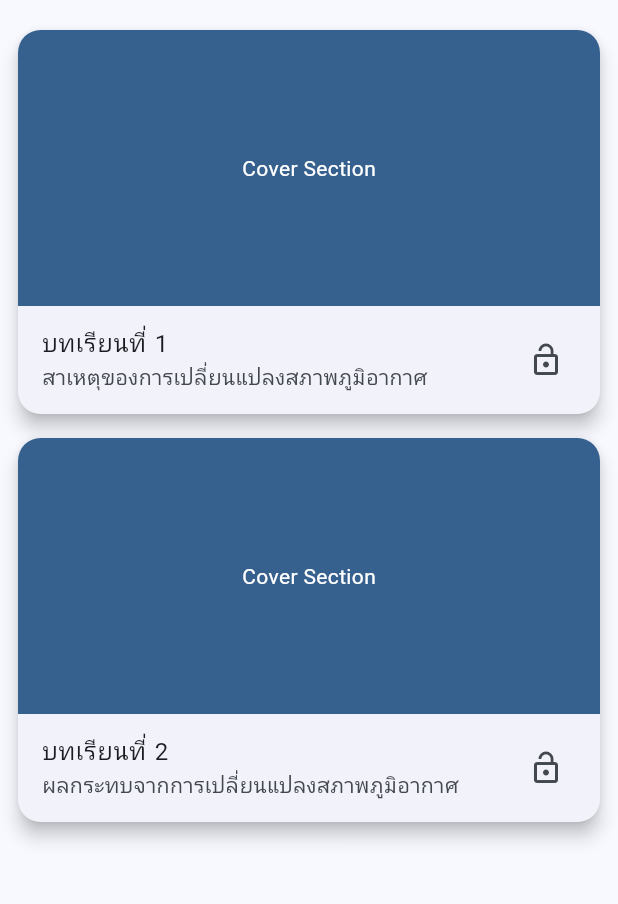
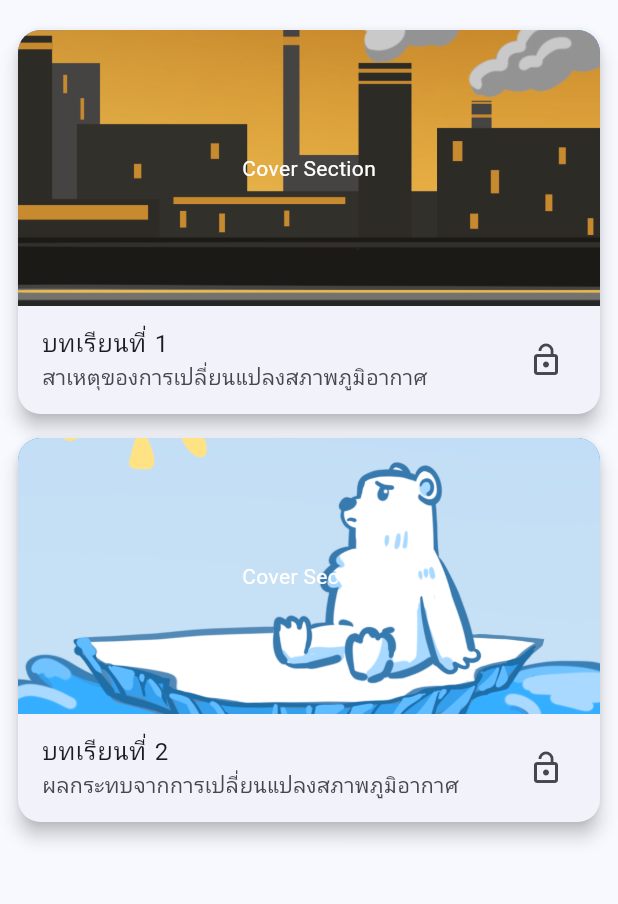
Before and after one commit to HugeKC01/flutter_studyclimatechange, a Flutter app: the Module2Screen screen opened directly, on a phone screen of 412 x 824 dp, the part 72-976 px from its top. Run offline on Flutter 3.47's test engine with Material 3 defaults, Android fonts, the phone set to English and light mode, and no system bars; our stand-ins replace shared_preferences; accounts and stored records are empty.

Commit message:
update module image

```diff
--- a/lib/learningpage/module2/m2_main.dart
+++ b/lib/learningpage/module2/m2_main.dart
@@ -12,13 +12,13 @@ class Module2Screen extends StatelessWidget {
       {
         'title': 'บทเรียนที่ 1',
         'subtitle': 'สาเหตุของการเปลี่ยนแปลงสภาพภูมิอากาศ',
-        'cover' : 'asset/module1/module0201.png',
+        'cover':'asset/module2/module0201.png',
         'screen': Module2l1p1(),
       },
       {
         'title': 'บทเรียนที่ 2',
         'subtitle': 'ผลกระทบจากการเปลี่ยนแปลงสภาพภูมิอากาศ',
-        'cover' : 'asset/module1/module0202.png',
+        'cover' : 'asset/module2/module0202.png',
         'screen': Module2l2p1(),
       },
     ];
@@ -61,7 +61,11 @@ class Module2Screen extends StatelessWidget {
                         child: Container(
                           width: double.infinity,
                           decoration: BoxDecoration(
-                            color: Theme.of(context).colorScheme.primary,
+                            color: Colors.blue,
+                            image: DecorationImage(
+                              image: AssetImage(lesson['cover'] as String),
+                              fit: BoxFit.cover,
+                            ),
                             borderRadius: const BorderRadius.vertical(
                               top: Radius.circular(15.0),
                             ),
```
Also changed, not shown: lib/learningpage/module3/m3_main.dart (+7 -1 lines).
